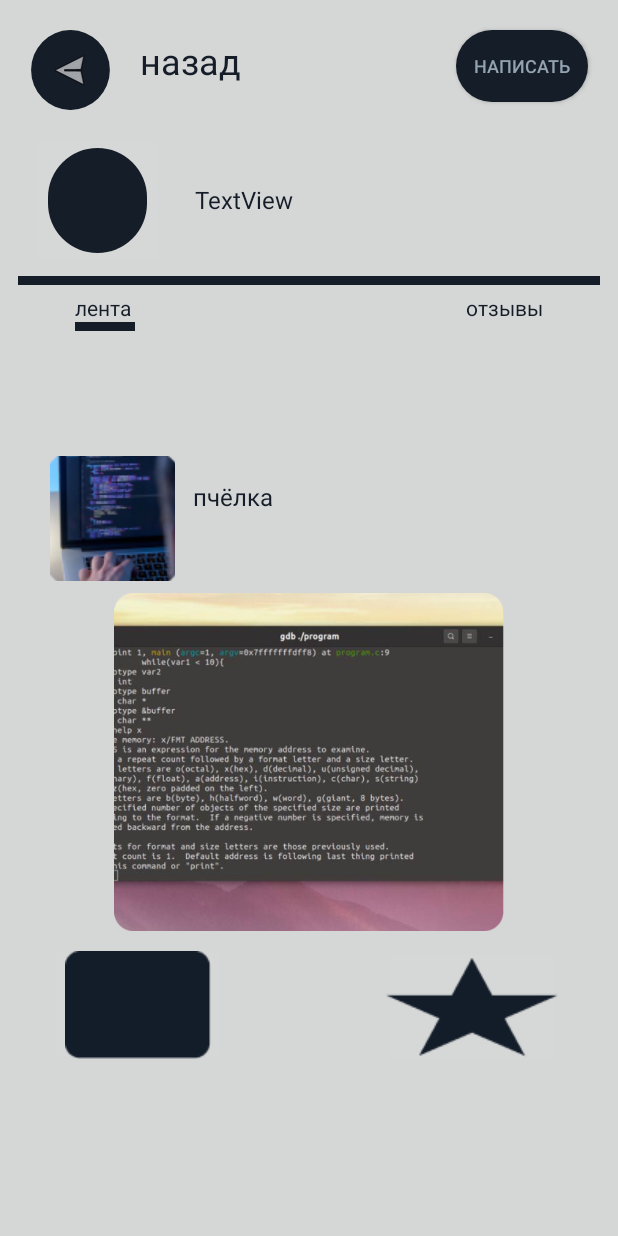
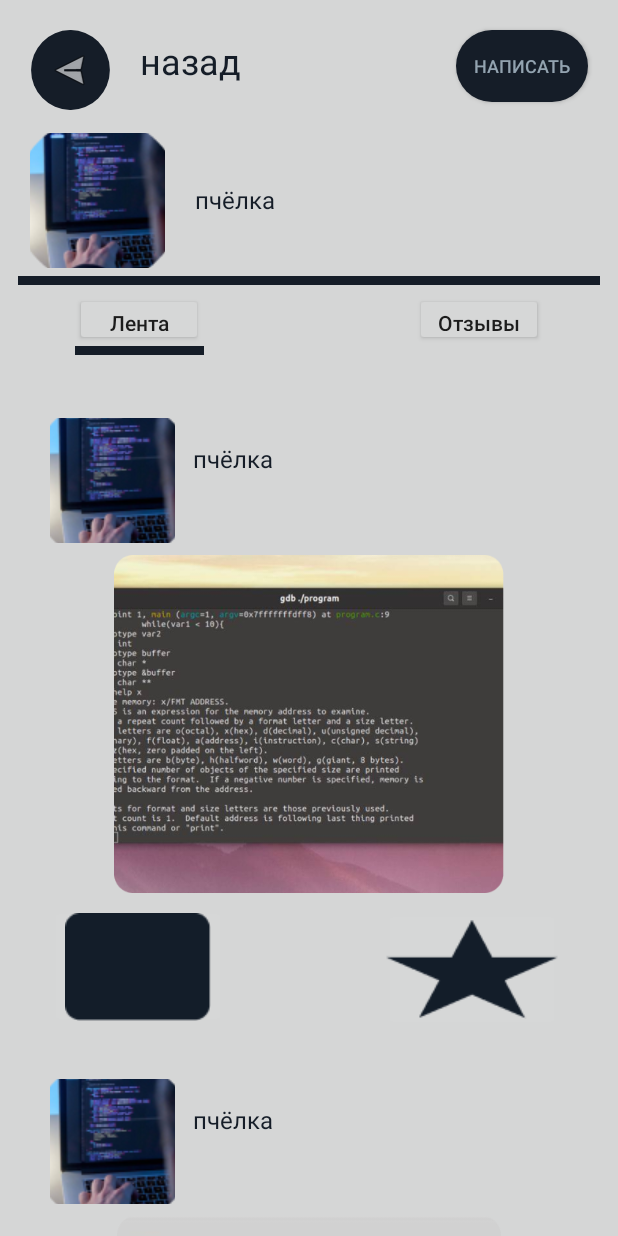
Before and after one commit to Aids1999/Project, an Android app: the Screen4Activity screen opened directly, with no data from a screen before it, on a phone screen of 412 x 824 dp. Run offline under Robolectric (Android 15) with nearby library versions, the light colour scheme and no system bars.

Commit message:
Переходы 3->5, 5->3, 4->6, 6->4, отображение аккаунта и аватарки в 4 и 6 активностях, объявление 5 и 6 activity в манифесте, небольшая переработка 3, 4, 5, 6 xml

```diff
--- a/app/src/main/java/com/example/bestproject/Screen4Activity.java
+++ b/app/src/main/java/com/example/bestproject/Screen4Activity.java
@@ -6,12 +6,17 @@ import androidx.recyclerview.widget.RecyclerView;
 import android.content.Intent;
 import android.os.Bundle;
 import android.view.View;
+import android.widget.Button;
 import android.widget.ImageButton;
+import android.widget.TextView;
 
 import java.util.ArrayList;
 import java.util.List;
 
 public class Screen4Activity extends AppCompatActivity {
+
+    ImageButton imageButton;
+    Button comments;
 
     List<UserListItem> userListItems = new ArrayList<UserListItem>();
 
@@ -19,6 +24,12 @@ public class Screen4Activity extends AppCompatActivity {
     protected void onCreate(Bundle savedInstanceState) {
         super.onCreate(savedInstanceState);
         setContentView(R.layout.screen4);
+
+        ImageButton YourAccount = (findViewById(R.id.Account));
+        TextView YourName = (findViewById(R.id.Name));
+
+        YourAccount.setImageResource(R.drawable.img_2);
+        YourName.setText("пчёлка");
 
         setInitialData();
         RecyclerView recyclerView = findViewById(R.id.recycler);
@@ -34,8 +45,6 @@ public class Screen4Activity extends AppCompatActivity {
             };
             imageButton.setOnClickListener(goToSecondActivty);
         }
-
-
 
         UserListItemAdapter.OnStateClickListener stateClickListener = new UserListItemAdapter.OnStateClickListener() {
             @Override
@@ -55,10 +64,20 @@ public class Screen4Activity extends AppCompatActivity {
         UserListItemAdapter adapter = new UserListItemAdapter(this, userListItems, stateClickListener);
 
         recyclerView.setAdapter(adapter);
+
+        comments = findViewById(R.id.otzave);
+        comments.setOnClickListener(new View.OnClickListener() {
+            @Override
+            public void onClick(View v) {
+                Intent thirdToFive = new Intent(Screen4Activity.this, Screen6Activity.class);
+                startActivity(thirdToFive);
+            }
+        });
     }
 
     private void setInitialData() {
         userListItems.add( new UserListItem(R.drawable.img_2, R.drawable.img_3, "пчёлка"));
         userListItems.add( new UserListItem(R.drawable.img_2, R.drawable.img_4, "пчёлка"));
     }
+
 }
--- a/app/src/main/res/layout/screen4.xml
+++ b/app/src/main/res/layout/screen4.xml
@@ -8,7 +8,7 @@
 
     <androidx.appcompat.widget.Toolbar
         android:id="@+id/toolbar2"
-        android:layout_width="40dp"
+        android:layout_width="86dp"
         android:layout_height="6dp"
         android:layout_marginStart="50dp"
         android:background="#151D28"
@@ -78,28 +78,6 @@
         app:layout_constraintStart_toStartOf="parent"
         app:layout_constraintTop_toBottomOf="@+id/Account" />
 
-    <TextView
-        android:id="@+id/lenta"
-        android:layout_width="wrap_content"
-        android:layout_height="wrap_content"
-        android:layout_marginStart="50dp"
-        android:layout_marginTop="5dp"
-        android:text="лента"
-        android:textColor="#151d28"
-        app:layout_constraintStart_toStartOf="parent"
-        app:layout_constraintTop_toBottomOf="@+id/toolbar" />
-
-    <TextView
-        android:id="@+id/otzave"
-        android:layout_width="wrap_content"
-        android:layout_height="wrap_content"
-        android:layout_marginTop="5dp"
-        android:layout_marginEnd="50dp"
-        android:text="отзывы"
-        android:textColor="#151d28"
-        app:layout_constraintEnd_toEndOf="parent"
-        app:layout_constraintTop_toBottomOf="@+id/toolbar" />
-
     <Button
         android:id="@+id/button"
         android:layout_width="wrap_content"
@@ -116,11 +94,32 @@
     <androidx.recyclerview.widget.RecyclerView
         android:id="@+id/recycler"
         android:layout_width="409dp"
-        android:layout_height="510dp"
-        android:layout_marginTop="40dp"
+        android:layout_height="wrap_content"
+        android:layout_marginTop="10dp"
         app:layoutManager="androidx.recyclerview.widget.LinearLayoutManager"
-        app:layout_constraintBottom_toBottomOf="parent"
         app:layout_constraintEnd_toEndOf="parent"
+        app:layout_constraintStart_toStartOf="parent"
+        app:layout_constraintTop_toBottomOf="@+id/toolbar2" />
+
+    <Button
+        android:id="@+id/otzave"
+        android:layout_width="85dp"
+        android:layout_height="35dp"
+        android:layout_marginTop="5dp"
+        android:layout_marginEnd="50dp"
+        android:text="Отзывы"
+        android:textAllCaps="false"
+        app:layout_constraintEnd_toEndOf="parent"
+        app:layout_constraintTop_toBottomOf="@+id/toolbar" />
+
+    <Button
+        android:id="@+id/lenta"
+        android:layout_width="85dp"
+        android:layout_height="35dp"
+        android:layout_marginStart="50dp"
+        android:layout_marginTop="5dp"
+        android:text="Лента"
+        android:textAllCaps="false"
         app:layout_constraintStart_toStartOf="parent"
         app:layout_constraintTop_toBottomOf="@+id/toolbar" />
 
```
Also changed, not shown: app/src/main/AndroidManifest.xml (+14 -0 lines), app/src/main/java/com/example/bestproject/Screen3Activity.java (+16 -4 lines), app/src/main/java/com/example/bestproject/Screen5Activity.java (+13 -1 lines), app/src/main/java/com/example/bestproject/Screen6Activity.java (+19 -1 lines), app/src/main/res/layout/screen3.xml (+22 -23 lines), app/src/main/res/layout/screen5.xml (+21 -22 lines), app/src/main/res/layout/screen6.xml (+26 -27 lines).
